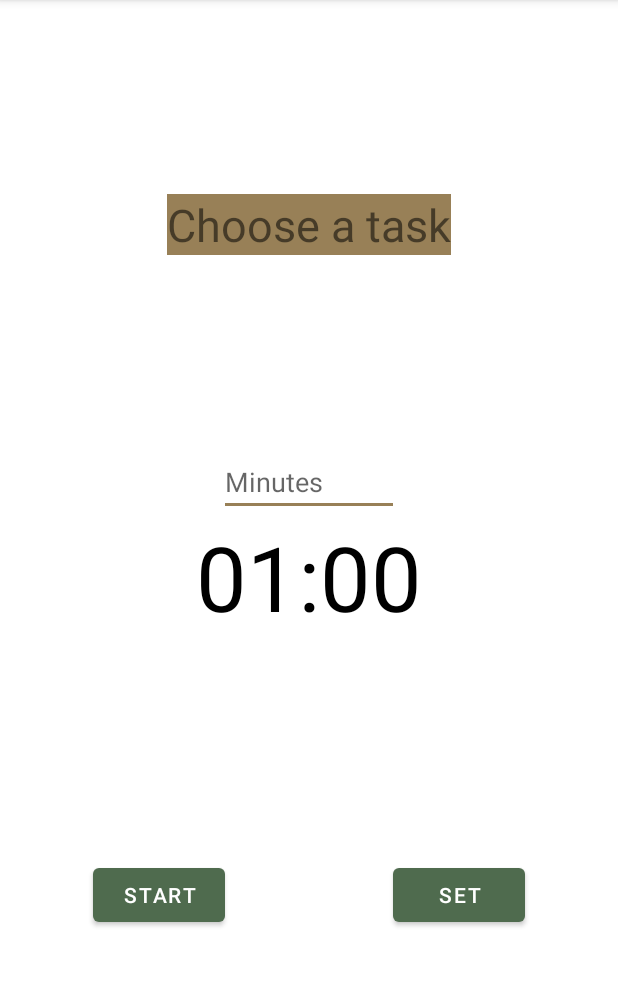
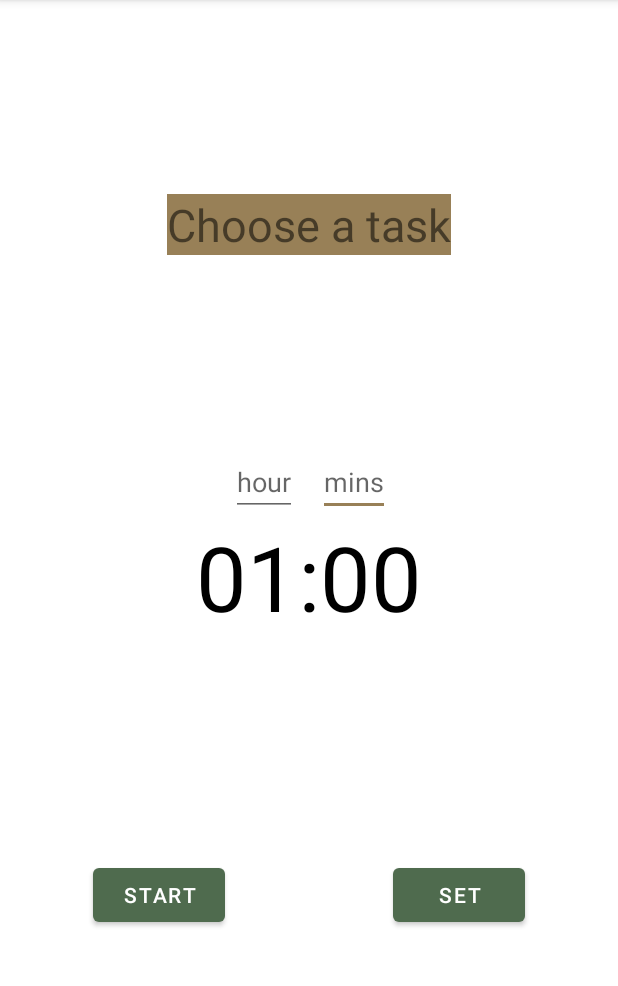
Before and after one commit to MarcusVincentSiah/MAD2023_Team2, an Android app: the TimeManagement screen opened directly, with no data from a screen before it, on a phone screen of 412 x 824 dp, the part 84-1070 px from its top. Run offline under Robolectric (Android 15) with nearby library versions, the phone set to English and light mode, and no system bars; our stand-ins replace Firebase (no records; nobody signed in at launch, a user with empty details on screens opened directly).

Commit message:
Updated timemanagement layout

```diff
--- a/app/src/main/res/layout/activity_time_management.xml
+++ b/app/src/main/res/layout/activity_time_management.xml
@@ -9,16 +9,18 @@
 
     <EditText
         android:id="@+id/time_input"
-        android:layout_width="120dp"
+        android:layout_width="wrap_content"
         android:layout_height="wrap_content"
         android:layout_above="@+id/timer"
         android:layout_centerHorizontal="true"
-        android:hint="Minutes"
+        android:layout_marginStart="60dp"
+        android:hint="@string/mins"
         android:inputType="number"
-        android:maxLength="4"
+        android:maxLength="2"
         app:layout_constraintBottom_toTopOf="@+id/timer"
         app:layout_constraintEnd_toEndOf="parent"
         app:layout_constraintHorizontal_bias="0.5"
+        app:layout_constraintStart_toEndOf="@+id/time_input_hours"
         app:layout_constraintStart_toStartOf="parent" />
 
     <Button
@@ -26,9 +28,9 @@
         android:layout_width="wrap_content"
         android:layout_height="wrap_content"
         android:layout_alignTop="@+id/time_input"
-        android:layout_marginLeft="200dp"
+        android:layout_marginStart="200dp"
         android:layout_toEndOf="@+id/time_input"
-        android:text="Set"
+        android:text="@string/set"
         app:layout_constraintBottom_toBottomOf="parent"
         app:layout_constraintEnd_toEndOf="parent"
         app:layout_constraintHorizontal_bias="0.5"
@@ -59,9 +61,8 @@
         android:layout_height="wrap_content"
         android:layout_below="@+id/timer"
         android:layout_centerHorizontal="true"
-
-        android:layout_marginRight="200dp"
-        android:text="start"
+        android:layout_marginEnd="200dp"
+        android:text="@string/start"
         app:layout_constraintBottom_toBottomOf="parent"
         app:layout_constraintEnd_toEndOf="parent"
         app:layout_constraintHorizontal_bias="0.5"
@@ -75,7 +76,7 @@
         android:layout_below="@+id/timer"
 
         android:layout_toEndOf="@+id/btn_start_pause"
-        android:text="reset"
+        android:text="@string/reset"
         android:visibility="invisible"
         app:layout_constraintBottom_toBottomOf="parent"
         app:layout_constraintEnd_toEndOf="parent"
@@ -90,13 +91,24 @@
         android:layout_width="wrap_content"
         android:layout_height="wrap_content"
         android:background="@color/secondary_color"
-        android:text="Choose a task"
+        android:text="@string/choose_a_task"
+        android:textSize="30sp"
         app:layout_constraintBottom_toTopOf="@+id/time_input"
         app:layout_constraintEnd_toEndOf="parent"
         app:layout_constraintStart_toStartOf="parent"
-        app:layout_constraintTop_toTopOf="parent"
-        android:textSize="30dp"/>
+        app:layout_constraintTop_toTopOf="parent" />
 
+    <EditText
+        android:id="@+id/time_input_hours"
+        android:layout_width="wrap_content"
+        android:layout_height="wrap_content"
+        android:hint="@string/hour"
+        android:inputType="number"
+        android:layout_marginEnd="60dp"
+        app:layout_constraintBottom_toBottomOf="@+id/time_input"
+        app:layout_constraintEnd_toEndOf="parent"
+        app:layout_constraintHorizontal_bias="0.5"
+        app:layout_constraintStart_toStartOf="parent" />
 
 
 </androidx.constraintlayout.widget.ConstraintLayout>
--- a/app/src/main/res/values/strings.xml
+++ b/app/src/main/res/values/strings.xml
@@ -5,6 +5,12 @@
     <string name="title_notifications">Notifications</string>
     <!-- TODO: Remove or change this placeholder text -->
     <string name="hello_blank_fragment">Hello blank fragment</string>
+    <string name="reset">reset</string>
+    <string name="choose_a_task">Choose a task</string>
+    <string name="hour">hour</string>
+    <string name="start">start</string>
+    <string name="set">Set</string>
+    <string name="mins">mins</string>
 
     <string-array name="song_titles">
         <item>Lofi 1</item>
```
